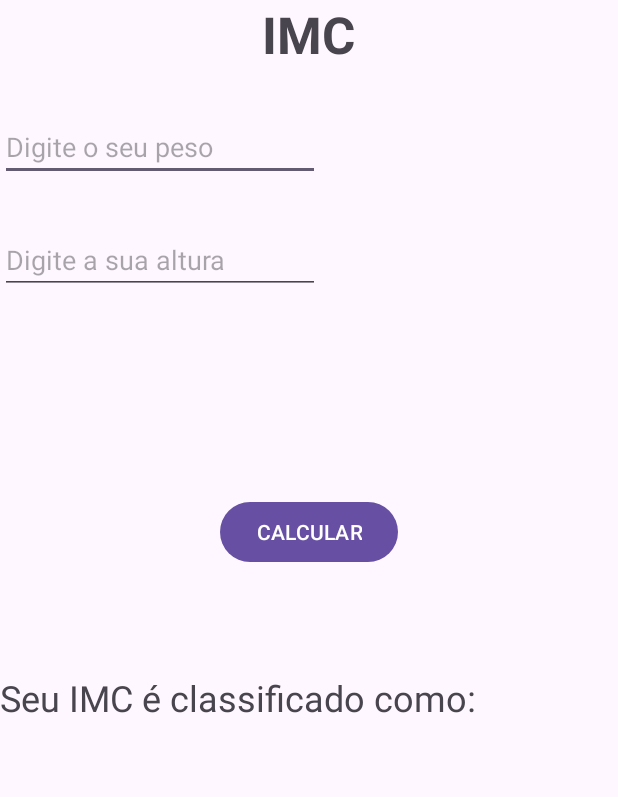
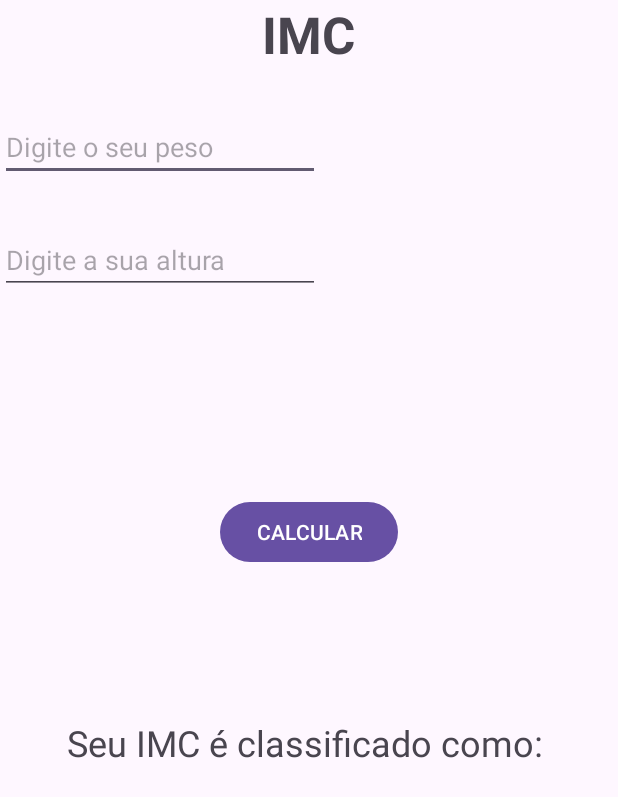
Before and after one commit to gabrel-dias/AndroidStudio, an Android app: the layout activity_main.xml on its own in the app's theme, with its tools: preview values and no code run, on a phone screen of 412 x 824 dp. Shown: the top 797 px of the screen. Run offline under Robolectric (Android 15) with nearby library versions, the phone set to English and light mode, and no system bars.

Commit message:
marginTop da classificação

```diff
--- a/CalculadoraIMC/app/build.gradle.kts
+++ b/CalculadoraIMC/app/build.gradle.kts
@@ -11,7 +11,7 @@ android {
         minSdk = 29
         targetSdk = 34
         versionCode = 1
-        versionName = "2.2"
+        versionName = "2.3"
 
         testInstrumentationRunner = "androidx.test.runner.AndroidJUnitRunner"
     }
--- a/CalculadoraIMC/app/src/main/res/layout/activity_main.xml
+++ b/CalculadoraIMC/app/src/main/res/layout/activity_main.xml
@@ -68,7 +68,9 @@
         android:id="@+id/txtClassificacao"
         android:layout_width="match_parent"
         android:layout_height="wrap_content"
-        android:layout_marginTop="70dp"
+        android:layout_gravity="center"
+        android:layout_marginTop="100dp"
+        android:gravity="center"
         android:text="Seu IMC é classificado como: "
         android:textSize="24sp" />
 
```
